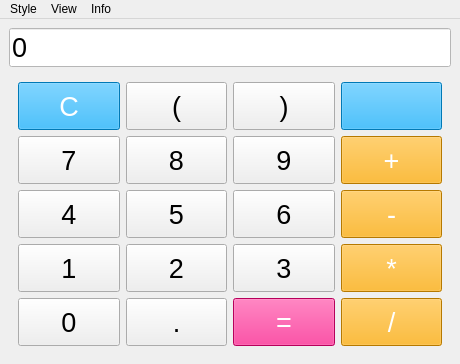
Before: the Qt Designer form ui.ui in l1mafresh/simple-calc, drawn with Qt 5.
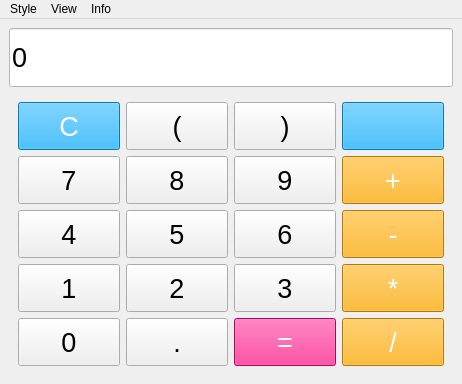
After: the same form once the commit is applied. Icons and pictures are not drawn.

The edit to the form file:
```diff
--- a/ui.ui
+++ b/ui.ui
@@ -2,6 +2,14 @@
 <ui version="4.0">
  <class>MainWindow</class>
  <widget class="QMainWindow" name="MainWindow">
+  <property name="geometry">
+   <rect>
+    <x>0</x>
+    <y>0</y>
+    <width>462</width>
+    <height>384</height>
+   </rect>
+  </property>
   <property name="minimumSize">
    <size>
     <width>0</width>
```
Left out of the diff: 9 changed lines with no effect on the pictures.
